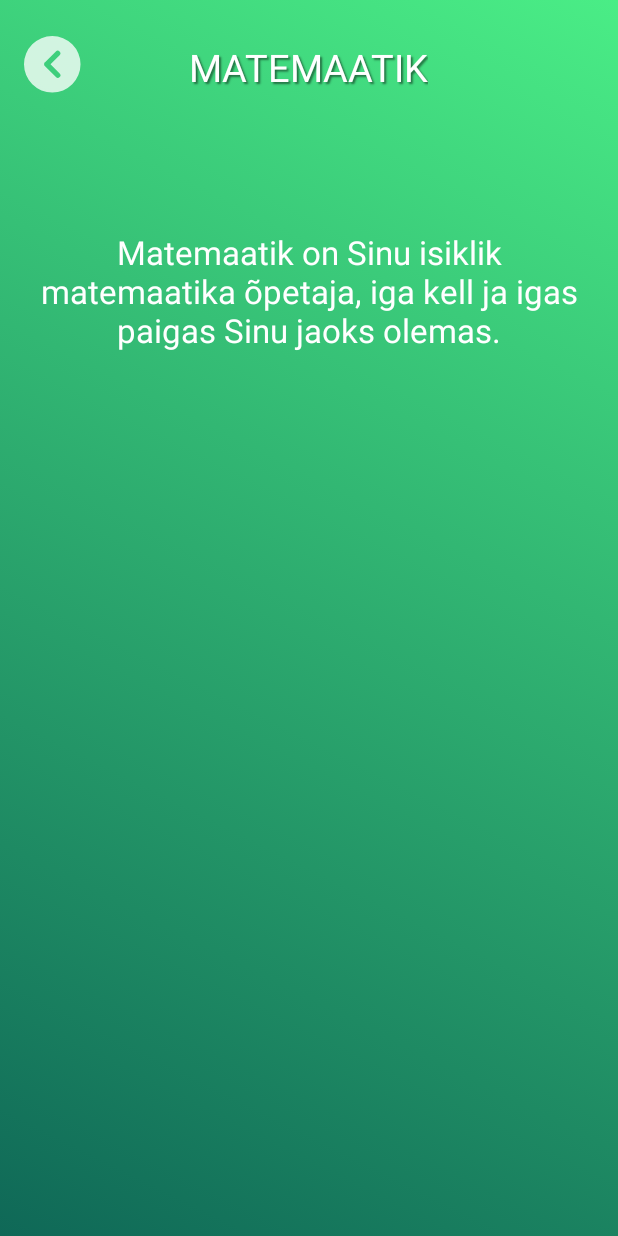
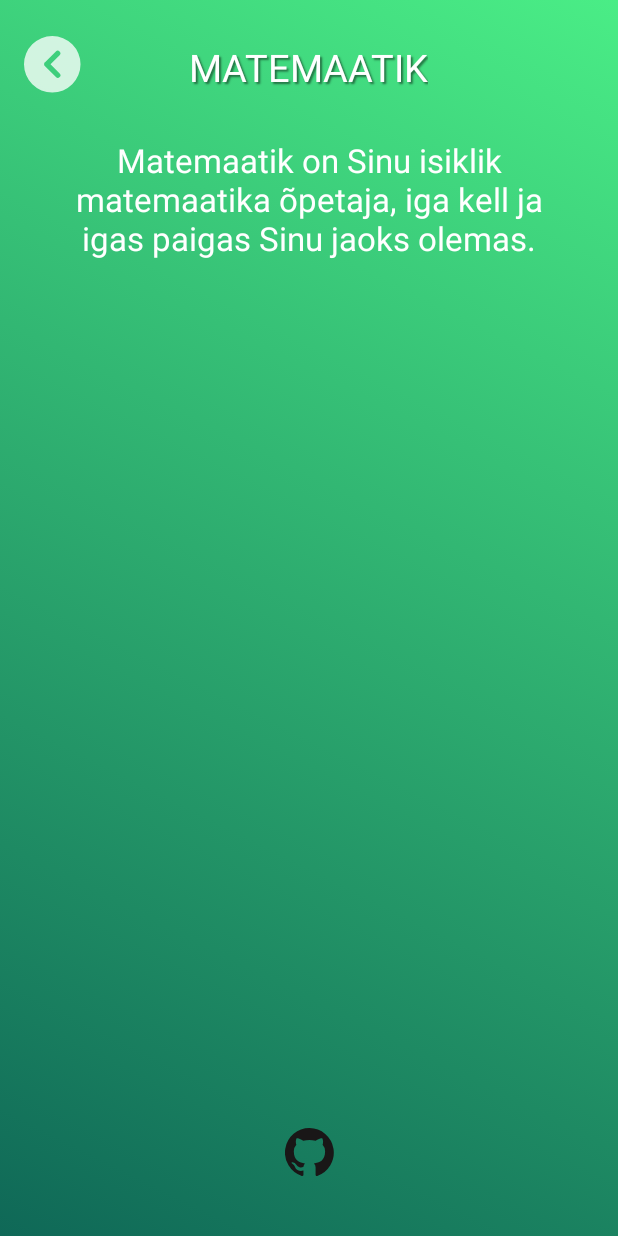
Before and after one commit to 35grain/matemaatik, an Android app: the InfoActivity screen opened directly, with no data from a screen before it, on a phone screen of 412 x 824 dp. Run offline under Robolectric (Android 15) with nearby library versions, the phone set to English and light mode, and no system bars.

Commit message:
GitHub repo button added

```diff
--- a/app/src/main/java/com/example/matemaatik/InfoActivity.java
+++ b/app/src/main/java/com/example/matemaatik/InfoActivity.java
@@ -3,6 +3,7 @@ package com.example.matemaatik;
 import androidx.appcompat.app.AppCompatActivity;
 
 import android.content.Intent;
+import android.net.Uri;
 import android.os.Bundle;
 import android.view.View;
 import android.widget.ImageButton;
@@ -21,10 +22,24 @@ public class InfoActivity extends AppCompatActivity {
                 backToLastPage();
             }
         });
+
+        ImageButton githubRepo = (ImageButton) findViewById(R.id.githubRepo);
+        githubRepo.setOnClickListener(new View.OnClickListener() {
+            @Override
+            public void onClick(View v) {
+                openWebPage("https://github.com/35grain/matemaatik");
+            }
+        });
     }
 
     private void backToLastPage() {
         Intent intent = new Intent(this, MainActivity.class);
         startActivity(intent);
     }
+
+    public void openWebPage(String url) {
+        Intent i = new Intent(Intent.ACTION_VIEW);
+        i.setData(Uri.parse(url));
+        startActivity(i);
+    }
 }
--- /dev/null
+++ b/app/src/main/res/drawable/ic_github_mark_01.xml
@@ -0,0 +1,10 @@
+<vector xmlns:android="http://schemas.android.com/apk/res/android"
+    android:width="32.58dp"
+    android:height="31.77dp"
+    android:viewportWidth="32.58"
+    android:viewportHeight="31.77">
+  <path
+      android:pathData="M16.29,0a16.29,16.29 0,0 0,-5.15 31.75c0.82,0.15 1.11,-0.36 1.11,-0.79s0,-1.41 0,-2.77C7.7,29.18 6.74,26 6.74,26a4.36,4.36 0,0 0,-1.81 -2.39c-1.47,-1 0.12,-1 0.12,-1a3.43,3.43 0,0 1,2.49 1.68,3.48 3.48,0 0,0 4.74,1.36 3.46,3.46 0,0 1,1 -2.18c-3.62,-0.41 -7.42,-1.81 -7.42,-8a6.3,6.3 0,0 1,1.67 -4.37,5.94 5.94,0 0,1 0.16,-4.31s1.37,-0.44 4.48,1.67a15.41,15.41 0,0 1,8.16 0c3.11,-2.11 4.47,-1.67 4.47,-1.67A5.91,5.91 0,0 1,25 11.07a6.3,6.3 0,0 1,1.67 4.37c0,6.26 -3.81,7.63 -7.44,8a3.85,3.85 0,0 1,1.11 3c0,2.18 0,3.94 0,4.47s0.29,0.94 1.12,0.78A16.29,16.29 0,0 0,16.29 0Z"
+      android:fillColor="#191717"
+      android:fillType="evenOdd"/>
+</vector>
--- a/app/src/main/res/layout/activity_info.xml
+++ b/app/src/main/res/layout/activity_info.xml
@@ -38,21 +38,30 @@
         app:layout_constraintStart_toStartOf="parent"
         app:layout_constraintTop_toTopOf="parent" />
 
+    <ImageButton
+        android:id="@+id/githubRepo"
+        android:layout_width="wrap_content"
+        android:layout_height="wrap_content"
+        android:layout_marginBottom="40dp"
+        android:background="#00FFFFFF"
+        android:src="@drawable/ic_github_mark_01"
+        app:layout_constraintBottom_toBottomOf="parent"
+        app:layout_constraintEnd_toEndOf="parent"
+        app:layout_constraintStart_toStartOf="parent" />
+
     <TextView
         android:id="@+id/textView2"
-        android:layout_width="366dp"
-        android:layout_height="590dp"
+        android:layout_width="347dp"
+        android:layout_height="394dp"
         android:layout_marginStart="20dp"
         android:layout_marginLeft="20dp"
         android:layout_marginTop="30dp"
         android:layout_marginEnd="20dp"
         android:layout_marginRight="20dp"
-        android:layout_marginBottom="20dp"
         android:gravity="center_horizontal"
         android:text="@string/info_desc"
         android:textAppearance="@style/TextAppearance.AppCompat.Large"
         android:textColor="@color/white"
-        app:layout_constraintBottom_toBottomOf="parent"
         app:layout_constraintEnd_toEndOf="parent"
         app:layout_constraintHorizontal_bias="0.5"
         app:layout_constraintStart_toStartOf="parent"
```
